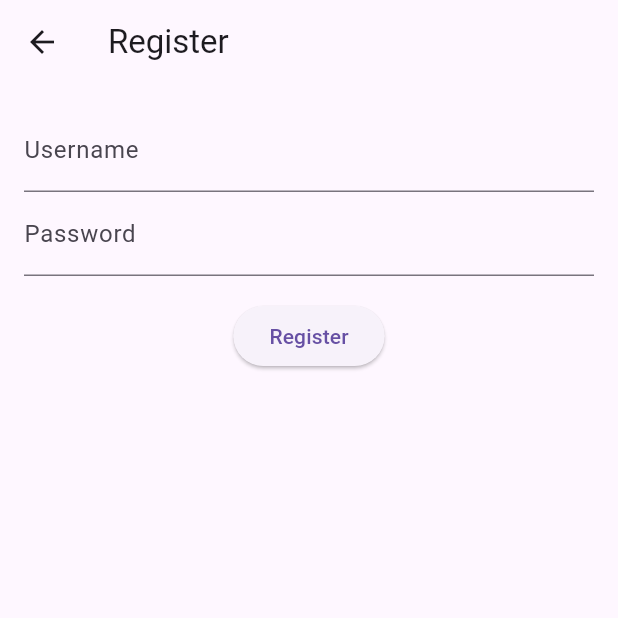
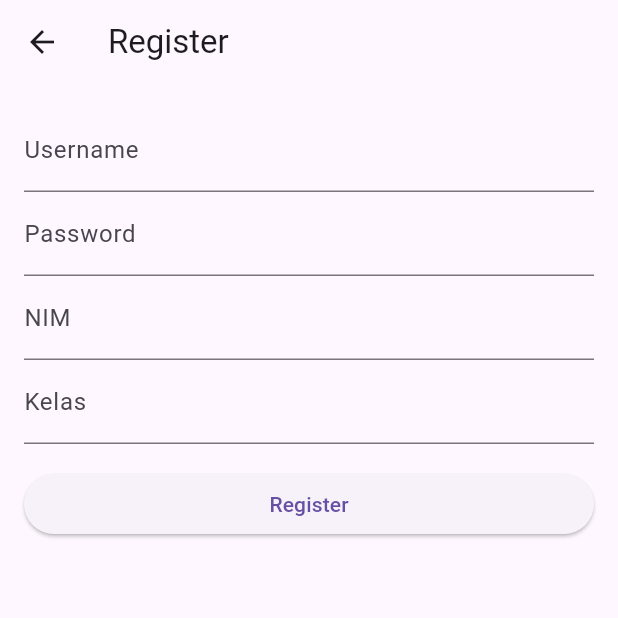
Before and after one commit to alfat-pixel/projek-mobile, a Flutter app: the RegisterScreen screen opened directly, on a phone screen of 412 x 824 dp, the top half of it. Run offline on Flutter 3.47's test engine with Material 3 defaults, Android fonts, the phone set to English and light mode, and no system bars; our stand-ins replace hive, hive_flutter, image_picker, shared_preferences; accounts and stored records are empty.

Commit message:
bismillah commit

```diff
--- a/lib/screens/register_screen.dart
+++ b/lib/screens/register_screen.dart
@@ -12,6 +12,8 @@
   final _formKey = GlobalKey<FormState>();
   final _usernameController = TextEditingController();
   final _passwordController = TextEditingController();
+  final _nimController = TextEditingController();
+  final _kelasController = TextEditingController();
 
   bool _isLoading = false;
   String? _errorMessage;
@@ -28,8 +30,10 @@
 
     final username = _usernameController.text.trim();
     final password = _passwordController.text;
+    final nim = _nimController.text.trim();
+    final kelas = _kelasController.text.trim();
 
-    bool registered = await AuthService.register(username, password);
+    bool registered = await AuthService.register(username, password, nim, kelas);
 
     setState(() {
       _isLoading = false;
@@ -54,7 +58,7 @@
         padding: const EdgeInsets.all(16),
         child: Form(
           key: _formKey,
-          child: Column(
+          child: ListView(
             children: [
               TextFormField(
                 controller: _usernameController,
@@ -66,6 +70,16 @@
                 decoration: const InputDecoration(labelText: 'Password'),
                 obscureText: true,
                 validator: (val) => val == null || val.isEmpty ? 'Masukkan password' : null,
+              ),
+              TextFormField(
+                controller: _nimController,
+                decoration: const InputDecoration(labelText: 'NIM'),
+                validator: (val) => val == null || val.isEmpty ? 'Masukkan NIM' : null,
+              ),
+              TextFormField(
+                controller: _kelasController,
+                decoration: const InputDecoration(labelText: 'Kelas'),
+                validator: (val) => val == null || val.isEmpty ? 'Masukkan Kelas' : null,
               ),
               const SizedBox(height: 16),
               if (_errorMessage != null)
--- a/lib/services/auth_service.dart
+++ b/lib/services/auth_service.dart
@@ -4,12 +4,15 @@
   static const String _keyUsername = 'username';
   static const String _keyLoggedIn = 'logged_in';
   static const String _keyProfileImage = 'profile_image_path'; // key untuk foto profil
+  static const String _keyNIM = 'nim';      // tambahkan key NIM
+  static const String _keyKelas = 'kelas';  // tambahkan key Kelas
 
-  // Simpel register: simpan username dan password (password disini hanya simulasi, jangan pakai ini di produksi)
-  static Future<bool> register(String username, String password) async {
+  // Register dengan simpan username, password, NIM, dan Kelas
+  static Future<bool> register(String username, String password, String nim, String kelas) async {
     final prefs = await SharedPreferences.getInstance();
-    // Simpan username dan password (enkripsi disarankan di produksi)
     await prefs.setString('user_$username', password);
+    await prefs.setString(_keyNIM, nim);
+    await prefs.setString(_keyKelas, kelas);
     return true;
   }
 
@@ -35,19 +38,31 @@
     return prefs.getString(_keyUsername);
   }
 
+  static Future<String?> getNIM() async {
+    final prefs = await SharedPreferences.getInstance();
+    return prefs.getString(_keyNIM);
+  }
+
+  static Future<String?> getKelas() async {
+    final prefs = await SharedPreferences.getInstance();
+    return prefs.getString(_keyKelas);
+  }
+
   static Future<void> logout() async {
     final prefs = await SharedPreferences.getInstance();
     await prefs.setBool(_keyLoggedIn, false);
     await prefs.remove(_keyUsername);
+    await prefs.remove(_keyNIM);
+    await prefs.remove(_keyKelas);
+    await prefs.remove(_keyProfileImage);
   }
 
-  // Fungsi baru: Simpan path foto profil
+  // Fungsi simpan dan ambil path foto profil tetap ada
   static Future<void> saveProfileImagePath(String path) async {
     final prefs = await SharedPreferences.getInstance();
     await prefs.setString(_keyProfileImage, path);
   }
 
-  // Fungsi baru: Ambil path foto profil
   static Future<String?> getProfileImagePath() async {
     final prefs = await SharedPreferences.getInstance();
     return prefs.getString(_keyProfileImage);
```
Also changed, not shown: lib/screens/profile_screen.dart (+86 -12 lines).
